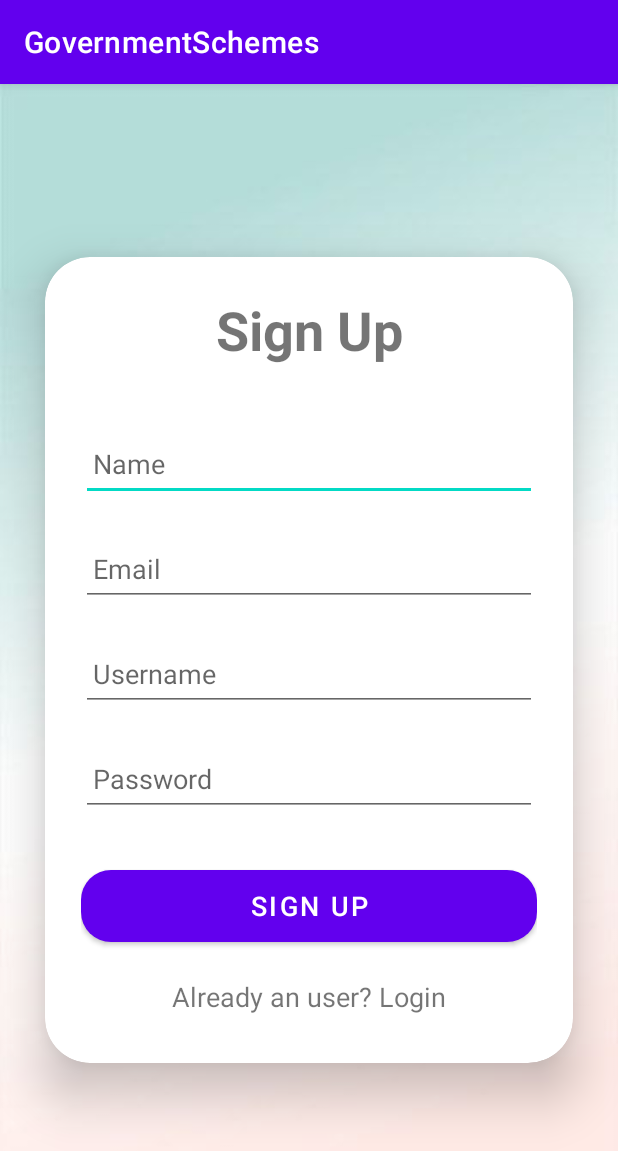
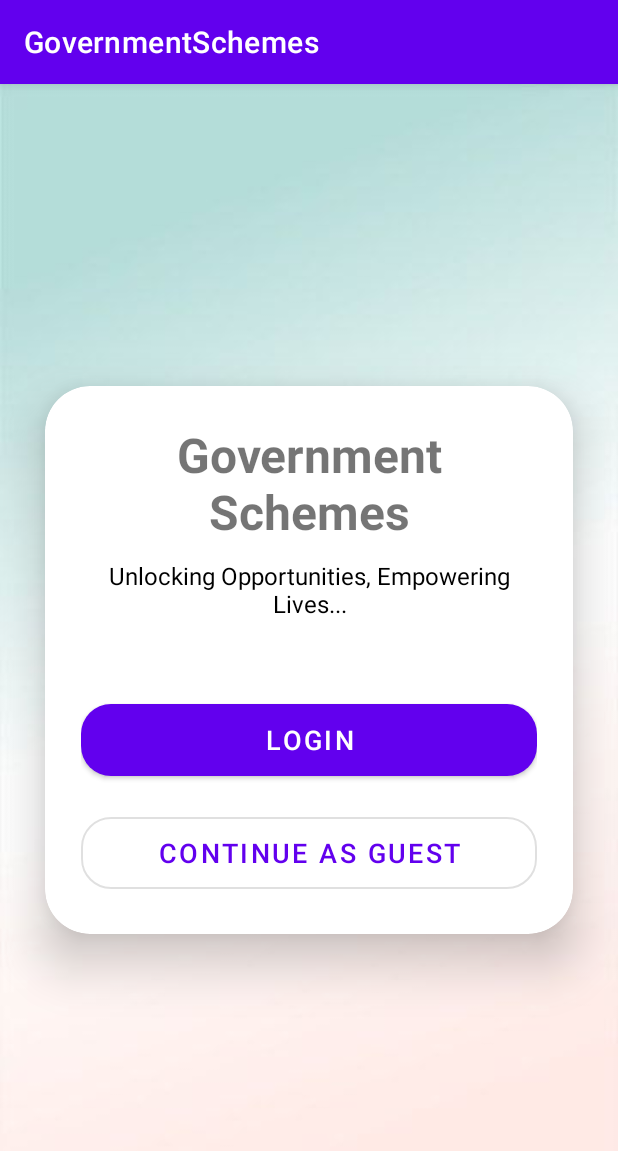
Before and after one commit to shashi-kumari/Government-Schemes-Mobile-Application-, an Android app: the screen it shows after launch (SignupActivity before the commit, WelcomeActivity after it), on a phone screen of 412 x 824 dp. Shown: the top 1151 px of the screen. Run offline under Robolectric (Android 15) with nearby library versions, the phone set to English and light mode, and no system bars; Roboto replaces fonts that are not available here.

Commit message:
Add guest mode and theme switching functionality
Co-authored-by: shashi-kumari <126798878+shashi-kumari@users.noreply.github.com>

```diff
--- a/app/src/main/AndroidManifest.xml
+++ b/app/src/main/AndroidManifest.xml
@@ -20,7 +20,7 @@
 
 
     <activity
-        android:name=".SignupActivity"
+        android:name=".WelcomeActivity"
         android:exported="true">
         <intent-filter>
             <action android:name="android.intent.action.MAIN" />
@@ -28,6 +28,7 @@
             <category android:name="android.intent.category.LAUNCHER" />
         </intent-filter>
     </activity>
+    <activity android:name=".SignupActivity" />
     <activity android:name=".banking_activity" />
     <activity android:name=".business_activity" />
     <activity android:name=".education_activity" />
@@ -37,6 +38,7 @@
     <activity android:name=".MainActivity" />
     <activity android:name=".LoginActivity" />
     <activity android:name=".LogoutActivity" />
+    <activity android:name=".WelcomeActivity" />
 
     <meta-data
         android:name="preloaded_fonts"
--- /dev/null
+++ b/app/src/main/java/com/app/GovernmentSchemes/ThemeManager.java
@@ -0,0 +1,48 @@
+package com.app.GovernmentSchemes;
+
+import android.content.Context;
+import android.content.SharedPreferences;
+import androidx.appcompat.app.AppCompatDelegate;
+
+public class ThemeManager {
+    private static final String PREFS_NAME = "theme_prefs";
+    private static final String KEY_THEME = "selected_theme";
+
+    public static final int THEME_LIGHT = 0;
+    public static final int THEME_DARK = 1;
+    public static final int THEME_SYSTEM = 2;
+
+    private SharedPreferences prefs;
+
+    public ThemeManager(Context context) {
+        prefs = context.getSharedPreferences(PREFS_NAME, Context.MODE_PRIVATE);
+    }
+
+    public void setTheme(int theme) {
+        prefs.edit().putInt(KEY_THEME, theme).apply();
+        applyTheme(theme);
+    }
+
+    public int getTheme() {
+        return prefs.getInt(KEY_THEME, THEME_SYSTEM);
+    }
+
+    public void applyTheme(int theme) {
+        switch (theme) {
+            case THEME_LIGHT:
+                AppCompatDelegate.setDefaultNightMode(AppCompatDelegate.MODE_NIGHT_NO);
+                break;
+            case THEME_DARK:
+                AppCompatDelegate.setDefaultNightMode(AppCompatDelegate.MODE_NIGHT_YES);
+                break;
+            case THEME_SYSTEM:
+            default:
+                AppCompatDelegate.setDefaultNightMode(AppCompatDelegate.MODE_NIGHT_FOLLOW_SYSTEM);
+                break;
+        }
+    }
+
+    public void applyCurrentTheme() {
+        applyTheme(getTheme());
+    }
+}
--- /dev/null
+++ b/app/src/main/java/com/app/GovernmentSchemes/WelcomeActivity.java
@@ -0,0 +1,42 @@
+package com.app.GovernmentSchemes;
+
+import androidx.appcompat.app.AppCompatActivity;
+import android.content.Intent;
+import android.os.Bundle;
+import android.view.View;
+import android.widget.Button;
+
+public class WelcomeActivity extends AppCompatActivity {
+    Button loginButton, guestButton;
+    private ThemeManager themeManager;
+
+    @Override
+    protected void onCreate(Bundle savedInstanceState) {
+        // Initialize theme manager and apply current theme
+        themeManager = new ThemeManager(this);
+        themeManager.applyCurrentTheme();
+
+        super.onCreate(savedInstanceState);
+        setContentView(R.layout.activity_welcome);
+
+        loginButton = findViewById(R.id.welcome_login_button);
+        guestButton = findViewById(R.id.welcome_guest_button);
+
+        loginButton.setOnClickListener(new View.OnClickListener() {
+            @Override
+            public void onClick(View view) {
+                Intent intent = new Intent(WelcomeActivity.this, LoginActivity.class);
+                startActivity(intent);
+            }
+        });
+
+        guestButton.setOnClickListener(new View.OnClickListener() {
+            @Override
+            public void onClick(View view) {
+                Intent intent = new Intent(WelcomeActivity.this, MainActivity.class);
+                intent.putExtra("isGuest", true);
+                startActivity(intent);
+            }
+        });
+    }
+}
--- /dev/null
+++ b/app/src/main/res/layout/activity_welcome.xml
@@ -0,0 +1,68 @@
+<?xml version="1.0" encoding="utf-8"?>
+<LinearLayout
+    xmlns:android="http://schemas.android.com/apk/res/android"
+    xmlns:app="http://schemas.android.com/apk/res-auto"
+    xmlns:tools="http://schemas.android.com/tools"
+    android:layout_width="match_parent"
+    android:layout_height="match_parent"
+    android:orientation="vertical"
+    android:background="@drawable/bckg"
+    android:gravity="center"
+    tools:context=".WelcomeActivity">
+
+    <androidx.cardview.widget.CardView
+        android:layout_width="match_parent"
+        android:layout_height="wrap_content"
+        android:layout_margin="30dp"
+        app:cardCornerRadius="30dp"
+        app:cardElevation="20dp">
+
+        <LinearLayout
+            android:layout_width="match_parent"
+            android:layout_height="wrap_content"
+            android:orientation="vertical"
+            android:layout_gravity="center_horizontal"
+            android:padding="24dp">
+
+            <TextView
+                android:layout_width="match_parent"
+                android:layout_height="wrap_content"
+                android:text="Government Schemes"
+                android:textSize="32sp"
+                android:textAlignment="center"
+                android:textStyle="bold"
+                android:layout_marginBottom="10dp"/>
+
+            <TextView
+                android:layout_width="match_parent"
+                android:layout_height="wrap_content"
+                android:text="Unlocking Opportunities, Empowering Lives..."
+                android:textSize="16sp"
+                android:textAlignment="center"
+                android:layout_marginBottom="30dp"
+                android:textColor="@color/black"/>
+
+            <Button
+                android:layout_width="match_parent"
+                android:layout_height="60dp"
+                android:text="Login"
+                android:id="@+id/welcome_login_button"
+                android:textSize="18sp"
+                android:layout_marginTop="20dp"
+                app:cornerRadius="20dp"/>
+
+            <Button
+                android:layout_width="match_parent"
+                android:layout_height="60dp"
+                android:text="Continue as Guest"
+                android:id="@+id/welcome_guest_button"
+                android:textSize="18sp"
+                android:layout_marginTop="15dp"
+                style="@style/Widget.MaterialComponents.Button.OutlinedButton"
+                app:cornerRadius="20dp"/>
+
+        </LinearLayout>
+
+    </androidx.cardview.widget.CardView>
+
+</LinearLayout>
--- a/app/src/main/res/values-night/themes.xml
+++ b/app/src/main/res/values-night/themes.xml
@@ -1,7 +1,16 @@
 <resources xmlns:tools="http://schemas.android.com/tools">
     <!-- Base application theme. -->
-    <style name="Base.Theme.GovernmentSchemes" parent="Theme.Material3.DayNight.NoActionBar">
-        <!-- Customize your dark theme here. -->
-        <!-- <item name="colorPrimary">@color/my_dark_primary</item> -->
+    <style name="Theme.GovernmentSchemes" parent="Theme.MaterialComponents.DayNight.DarkActionBar">
+        <!-- Primary brand color. -->
+        <item name="colorPrimary">@color/purple_200</item>
+        <item name="colorPrimaryVariant">@color/purple_700</item>
+        <item name="colorOnPrimary">@color/black</item>
+        <!-- Secondary brand color. -->
+        <item name="colorSecondary">@color/teal_200</item>
+        <item name="colorSecondaryVariant">@color/teal_200</item>
+        <item name="colorOnSecondary">@color/black</item>
+        <!-- Status bar color. -->
+        <item name="android:statusBarColor" tools:targetApi="21">?attr/colorPrimaryVariant</item>
+        <!-- Customize your theme here. -->
     </style>
 </resources>
```
Also changed, not shown: app/src/main/java/com/app/GovernmentSchemes/LoginActivity.java (+16 -1 lines), app/src/main/java/com/app/GovernmentSchemes/MainActivity.java (+52 -3 lines), app/src/main/res/drawable/ic_theme_toggle.xml (added, +10 -0 lines), app/src/main/res/layout/activity_login.xml (+10 -0 lines), app/src/main/res/layout/activity_main.xml (+13 -0 lines), build.gradle (+1 -6 lines).
